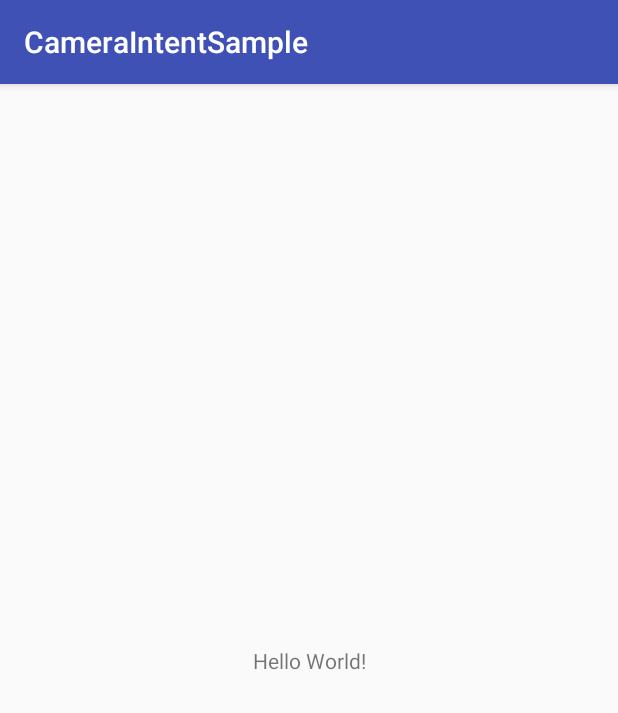
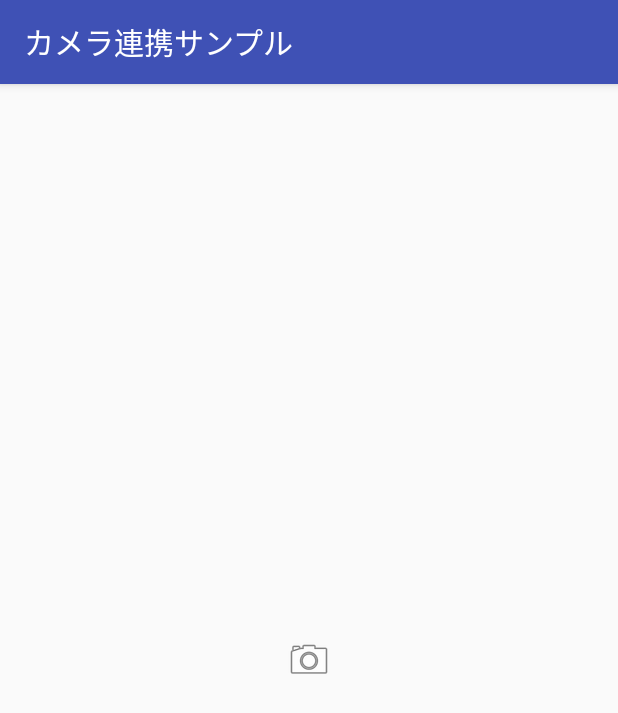
Before and after one commit to kishimotsu72/CameraIntentSample, an Android app: the screen it shows after launch (UseCameraActivity), on a phone screen of 412 x 824 dp. Shown: the top 713 px of the screen. Run offline under Robolectric (Android 15) with nearby library versions, the phone set to English and light mode, and no system bars.

Commit message:
P337　レイアウトファイル

```diff
--- a/app/src/main/res/layout/activity_use_camera.xml
+++ b/app/src/main/res/layout/activity_use_camera.xml
@@ -1,18 +1,11 @@
 <?xml version="1.0" encoding="utf-8"?>
-<android.support.constraint.ConstraintLayout xmlns:android="http://schemas.android.com/apk/res/android"
+<ImageView
+    xmlns:android="http://schemas.android.com/apk/res/android"
     xmlns:app="http://schemas.android.com/apk/res-auto"
-    xmlns:tools="http://schemas.android.com/tools"
+    android:id="@+id/ivCamera"
     android:layout_width="match_parent"
     android:layout_height="match_parent"
-    tools:context=".UseCameraActivity">
-
-    <TextView
-        android:layout_width="wrap_content"
-        android:layout_height="wrap_content"
-        android:text="Hello World!"
-        app:layout_constraintBottom_toBottomOf="parent"
-        app:layout_constraintLeft_toLeftOf="parent"
-        app:layout_constraintRight_toRightOf="parent"
-        app:layout_constraintTop_toTopOf="parent" />
-
-</android.support.constraint.ConstraintLayout>
+    android:layout_gravity="center"
+    android:onClick="onCameraImageClick"
+    android:scaleType="center"
+    app:srcCompat="@android:drawable/ic_menu_camera"/>
--- a/app/src/main/res/values/strings.xml
+++ b/app/src/main/res/values/strings.xml
@@ -1,3 +1,3 @@
 <resources>
-    <string name="app_name">CameraIntentSample</string>
+    <string name="app_name">カメラ連携サンプル</string>
 </resources>
```
